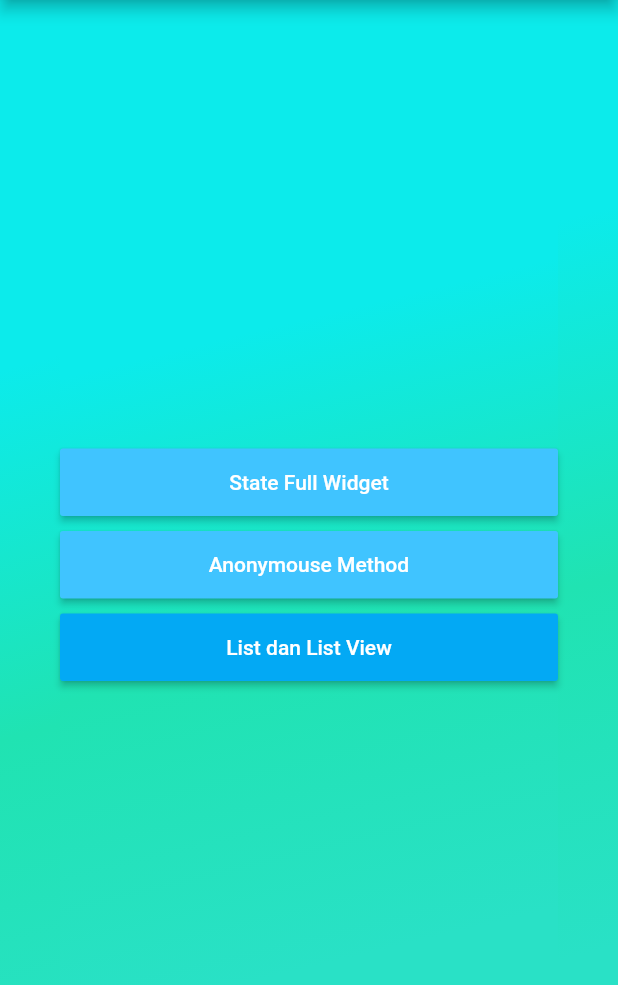
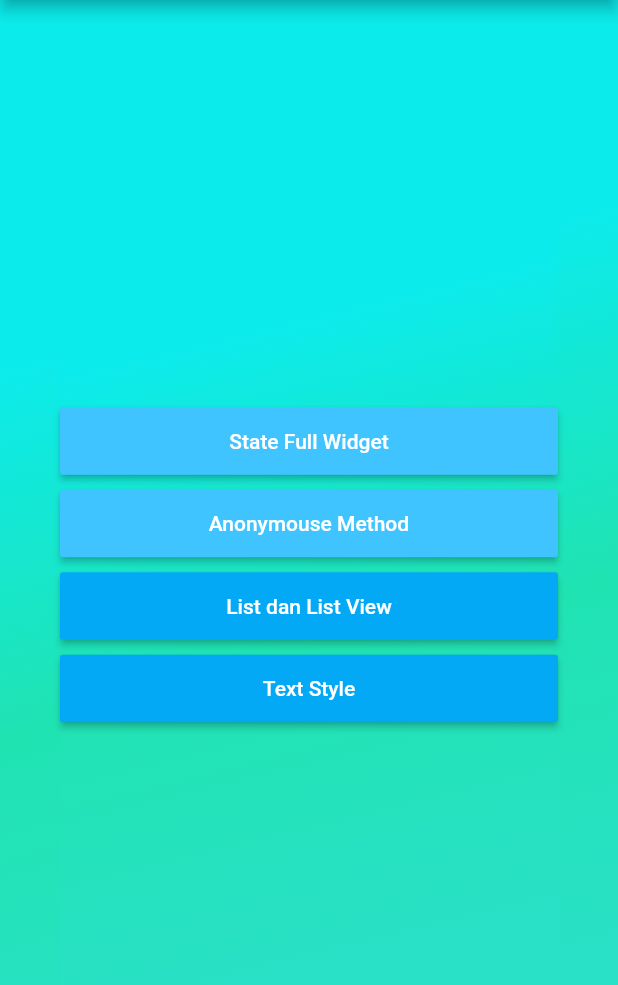
Before and after one commit to nopezi/flutter-fundamental, a Flutter app: the NyobaPage screen opened directly, on a phone screen of 412 x 824 dp, the part 84-1069 px from its top. Run offline on Flutter 3.47's test engine with Material 2 defaults, Android fonts, the phone set to English and light mode, and no system bars; our stand-ins replace dio, fluttertoast, shared_preferences; accounts and stored records are empty.

Commit message:
text stye dengan font

```diff
--- a/lib/ui/coba/nyoba.dart
+++ b/lib/ui/coba/nyoba.dart
@@ -2,6 +2,7 @@ import 'package:flutter/material.dart';
 import 'package:lumen_flutter/ui/fundamental/anonymouse_method.dart';
 import 'package:lumen_flutter/ui/fundamental/list_listview.dart';
 import 'package:lumen_flutter/ui/fundamental/state_full_widget.dart';
+import 'package:lumen_flutter/ui/fundamental/text_style.dart';
 
 class NyobaPage extends StatelessWidget {
   static String tag = 'nyoba';
@@ -103,6 +104,24 @@ class NyobaPage extends StatelessWidget {
       ),
     );
 
+    final tombolTextStyle = Container(
+      width: MediaQuery.of(context).size.width,
+      height: 45,
+      child: MaterialButton(
+        minWidth: 10.0,
+        height: 42.0,
+        onPressed: () {
+          Navigator.push(context,
+              MaterialPageRoute(builder: (context) => BelajarTextStyle()));
+        },
+        color: Colors.lightBlue,
+        child: Text(
+          'Text Style',
+          style: TextStyle(color: Colors.white),
+        ),
+      ),
+    );
+
     final body = Container(
       decoration: BoxDecoration(
           gradient: LinearGradient(
@@ -146,6 +165,10 @@ class NyobaPage extends StatelessWidget {
               height: 10,
             ),
             tombolListView,
+            SizedBox(
+              height: 10,
+            ),
+            tombolTextStyle,
           ],
         ),
       ),
```
Also changed, not shown: lib/ui/fundamental/text_style.dart (added, +30 -0 lines), pubspec.yaml (+4 -4 lines), fonts/MooLahLah-Regular.ttf (added).
